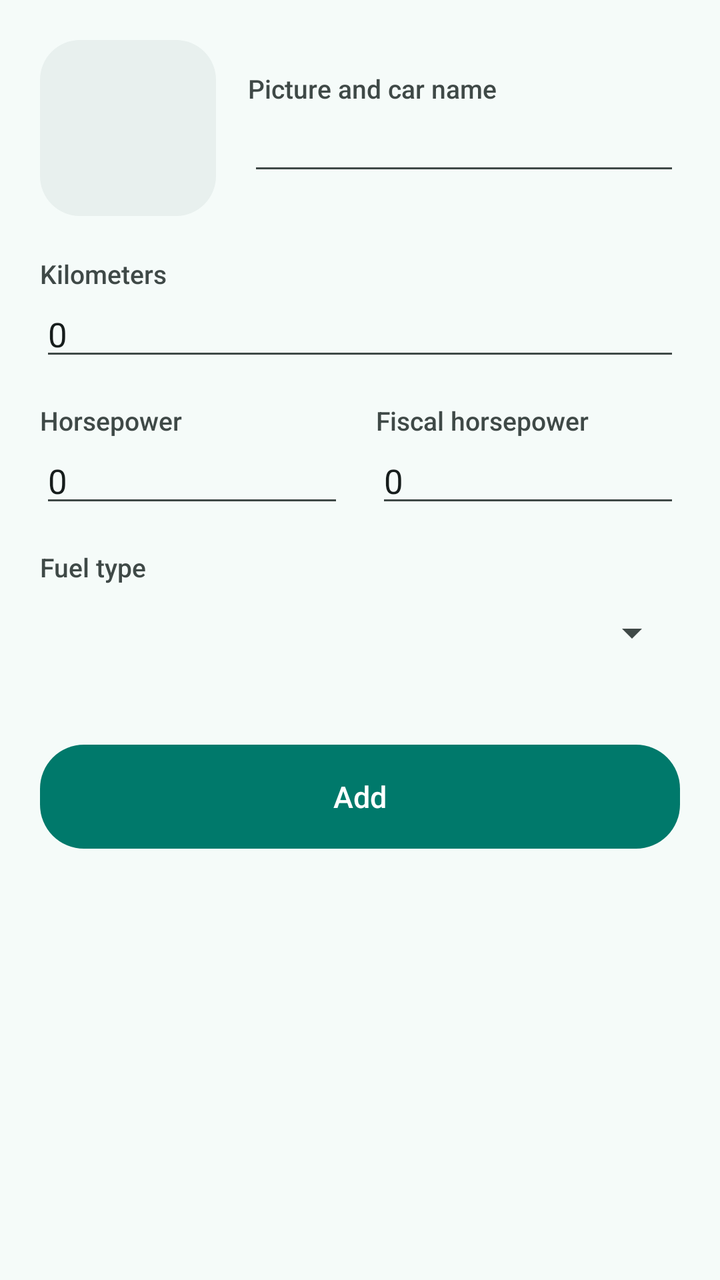
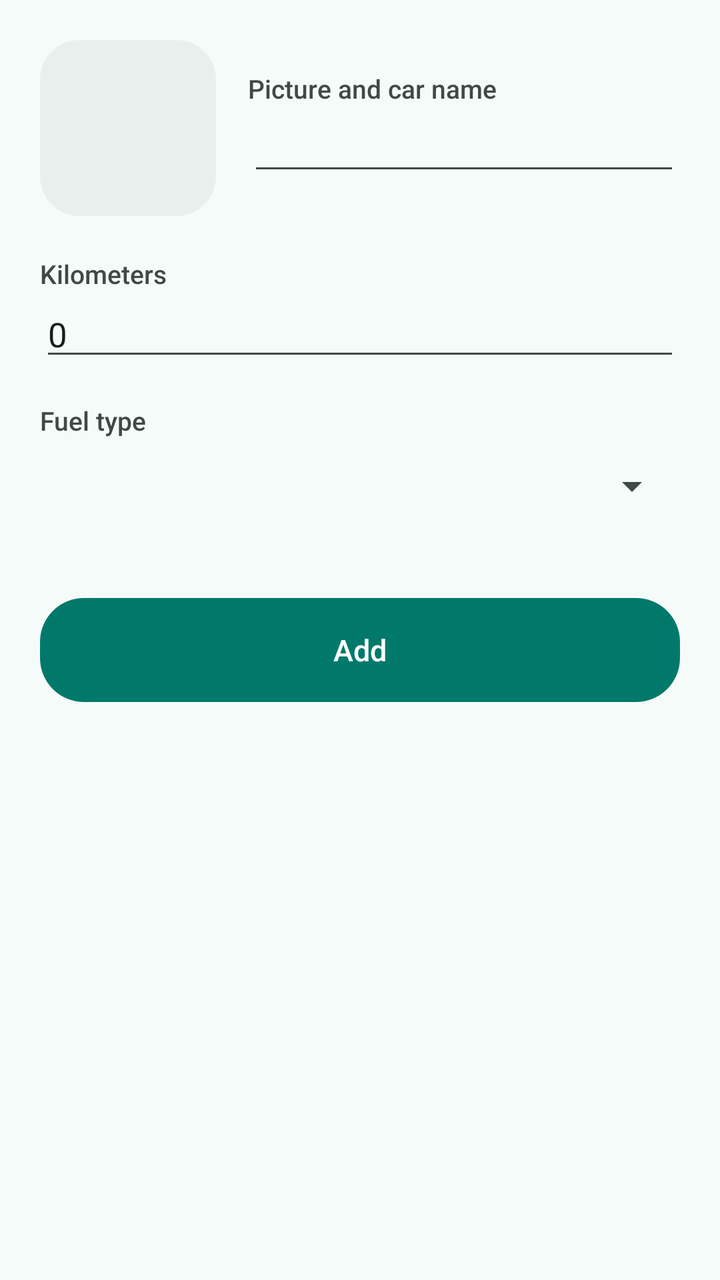

An Android layout rendered at two revisions. The XML below is the earlier revision; the diff shows what the commit changed to produce the second picture.
<!-- AndroidManifest.xml: application theme Theme.ConsoBox -->
<!-- res/layout/ajouter.xml -->
<?xml version="1.0" encoding="utf-8"?>
<ScrollView xmlns:android="http://schemas.android.com/apk/res/android"
    android:layout_width="match_parent"
    android:layout_height="match_parent"
    android:fillViewport="true">

    <LinearLayout
        android:layout_width="match_parent"
        android:layout_height="wrap_content"
        android:orientation="vertical"
        android:padding="20dp">

        
        <LinearLayout
            android:layout_width="match_parent"
            android:layout_height="wrap_content"
            android:gravity="center_vertical"
            android:orientation="horizontal">

            <ImageButton
                android:id="@id/ajouter_photo"
                android:layout_width="88dp"
                android:layout_height="88dp"
                android:layout_marginRight="16dp"
                android:background="@drawable/cb_card"
                android:contentDescription="Photo"
                android:padding="8dp"
                android:scaleType="fitCenter" />

            <LinearLayout
                android:layout_width="0dp"
                android:layout_height="wrap_content"
                android:layout_weight="1"
                android:orientation="vertical">

                <TextView
                    android:layout_width="wrap_content"
                    android:layout_height="wrap_content"
                    android:text="@string/nomvehicule"
                    android:textAppearance="@style/TextAppearance.ConsoBox.Label" />

                <EditText
                    android:id="@id/ajouter_nom"
                    android:layout_width="match_parent"
                    android:layout_height="wrap_content"
                    android:inputType="textCapWords"
                    android:textSize="17sp" />
            </LinearLayout>
        </LinearLayout>

        <TextView
            android:layout_width="wrap_content"
            android:layout_height="wrap_content"
            android:layout_marginTop="20dp"
            android:text="@string/kilometrage"
            android:textAppearance="@style/TextAppearance.ConsoBox.Label" />

        <EditText
            android:id="@id/ajouter_km"
            android:layout_width="match_parent"
            android:layout_height="wrap_content"
            android:inputType="number"
            android:text="0"
            android:textSize="17sp" />

        <LinearLayout
            android:layout_width="match_parent"
            android:layout_height="wrap_content"
            android:layout_marginTop="16dp"
            android:orientation="horizontal">

            <LinearLayout
                android:layout_width="0dp"
                android:layout_height="wrap_content"
                android:layout_marginRight="16dp"
                android:layout_weight="1"
                android:orientation="vertical">

                <TextView
                    android:layout_width="wrap_content"
                    android:layout_height="wrap_content"
                    android:text="@string/chevaux"
                    android:textAppearance="@style/TextAppearance.ConsoBox.Label" />

                <EditText
                    android:id="@id/ajouter_cv"
                    android:layout_width="match_parent"
                    android:layout_height="wrap_content"
                    android:inputType="number"
                    android:text="0"
                    android:textSize="17sp" />
            </LinearLayout>

            <LinearLayout
                android:layout_width="0dp"
                android:layout_height="wrap_content"
                android:layout_weight="1"
                android:orientation="vertical">

                <TextView
                    android:layout_width="wrap_content"
                    android:layout_height="wrap_content"
                    android:text="@string/chevauxfiscaux"
                    android:textAppearance="@style/TextAppearance.ConsoBox.Label" />

                <EditText
                    android:id="@id/ajouter_cvf"
                    android:layout_width="match_parent"
                    android:layout_height="wrap_content"
                    android:inputType="number"
                    android:text="0"
                    android:textSize="17sp" />
            </LinearLayout>
        </LinearLayout>

        <TextView
            android:layout_width="wrap_content"
            android:layout_height="wrap_content"
            android:layout_marginTop="16dp"
            android:text="@string/carburant_type"
            android:textAppearance="@style/TextAppearance.ConsoBox.Label" />

        <Spinner
            android:id="@id/ajouter_type"
            android:layout_width="match_parent"
            android:layout_height="48dp" />

        <Button
            android:id="@id/ajouter_ok"
            android:layout_width="match_parent"
            android:layout_height="wrap_content"
            android:layout_marginTop="32dp"
            android:minHeight="52dp"
            android:text="@string/ajouter" />
    </LinearLayout>
</ScrollView>
<!-- resources referenced by this layout -->
<resources>
  <!-- drawable cb_card (drawable) -->
  <?xml version="1.0" encoding="utf-8"?>
  <ripple xmlns:android="http://schemas.android.com/apk/res/android" android:color="?android:attr/colorControlHighlight">
      <item>
          <shape android:shape="rectangle">
              <corners android:radius="20dp"/>
              <solid android:color="@color/cb_surface_container"/>
          </shape>
      </item>
      <item android:id="@android:id/mask">
          <shape android:shape="rectangle">
              <corners android:radius="20dp"/>
              <solid android:color="#FFFFFFFF"/>
          </shape>
      </item>
  </ripple>
  <string name="ajouter">Add</string>
  <string name="carburant_type">Fuel type</string>
  <string name="chevaux">Horsepower</string>
  <string name="chevauxfiscaux">Fiscal horsepower</string>
  <string name="kilometrage">Kilometers</string>
  <string name="nomvehicule">Picture and car name</string>
  <style name="TextAppearance.ConsoBox.Label" parent="@android:style/TextAppearance.Material.Caption">
          <item name="android:textColor">@color/cb_on_surface_variant</item>
          <item name="android:textSize">13sp</item>
          <item name="android:fontFamily">sans-serif-medium</item>
      </style>
  <style name="Theme.ConsoBox" parent="@style/Theme.ConsoBox.Base" />
  <color name="cb_surface_container">#E8F0EE</color>
  <color name="cb_on_surface_variant">#3F4947</color>
  <style name="Theme.ConsoBox.Platform" parent="@android:style/Theme.Material.Light.DarkActionBar" />
  <color name="cb_toolbar">#00796B</color>
  <color name="cb_statusbar">#00695C</color>
  <color name="cb_primary">#00796B</color>
  <color name="cb_background">#F5FBF9</color>
  <color name="cb_on_surface">#161D1C</color>
  <!-- drawable cb_divider (drawable) -->
  <?xml version="1.0" encoding="utf-8"?>
  <inset xmlns:android="http://schemas.android.com/apk/res/android" android:insetLeft="16dp" android:insetRight="16dp">
      <shape android:shape="rectangle">
          <size android:height="1dp"/>
          <solid android:color="@color/cb_outline"/>
      </shape>
  </inset>
  <style name="Theme.ConsoBox.Dialog" parent="@style/Theme.ConsoBox.Dialog.Base" />
  <style name="Theme.ConsoBox.Alert" parent="@style/Theme.ConsoBox.Platform.Alert">
          <item name="android:colorAccent">@color/cb_primary</item>
          <item name="android:colorPrimary">@color/cb_primary</item>
          <item name="android:colorControlActivated">@color/cb_primary</item>
          <item name="android:textColorPrimary">@color/cb_on_surface</item>
          <item name="android:windowBackground">@drawable/cb_dialog_bg</item>
      </style>
  <style name="Widget.ConsoBox.ActionBar" parent="@android:style/Widget.Material.ActionBar.Solid">
          <item name="android:background">@color/cb_toolbar</item>
          <item name="android:elevation">0dp</item>
      </style>
  <color name="cb_outline">#BEC9C6</color>
  <color name="cb_on_primary">#FFFFFF</color>
  <style name="Theme.ConsoBox.Platform.Alert" parent="@android:style/Theme.Material.Light.Dialog.Alert" />
  <!-- drawable cb_dialog_bg (drawable) -->
  <?xml version="1.0" encoding="utf-8"?>
  <inset xmlns:android="http://schemas.android.com/apk/res/android" android:insetLeft="20dp" android:insetRight="20dp" android:insetTop="24dp" android:insetBottom="24dp">
      <shape android:shape="rectangle">
          <corners android:radius="28dp"/>
          <solid android:color="@color/cb_surface"/>
      </shape>
  </inset>
  <style name="Theme.ConsoBox.Platform.Dialog" parent="@android:style/Theme.Material.Light.Dialog" />
  <color name="cb_surface">#FFFFFF</color>
  <!-- unchanged entries left out for length: 4 -->
</resources>

<!-- the commit's change to res/layout/ajouter.xml (unified diff, before → after) -->
@@ -63,11 +63,13 @@
             android:text="0"
             android:textSize="17sp" />
 
+        
         <LinearLayout
             android:layout_width="match_parent"
             android:layout_height="wrap_content"
             android:layout_marginTop="16dp"
-            android:orientation="horizontal">
+            android:orientation="horizontal"
+            android:visibility="gone">
 
             <LinearLayout
                 android:layout_width="0dp"
